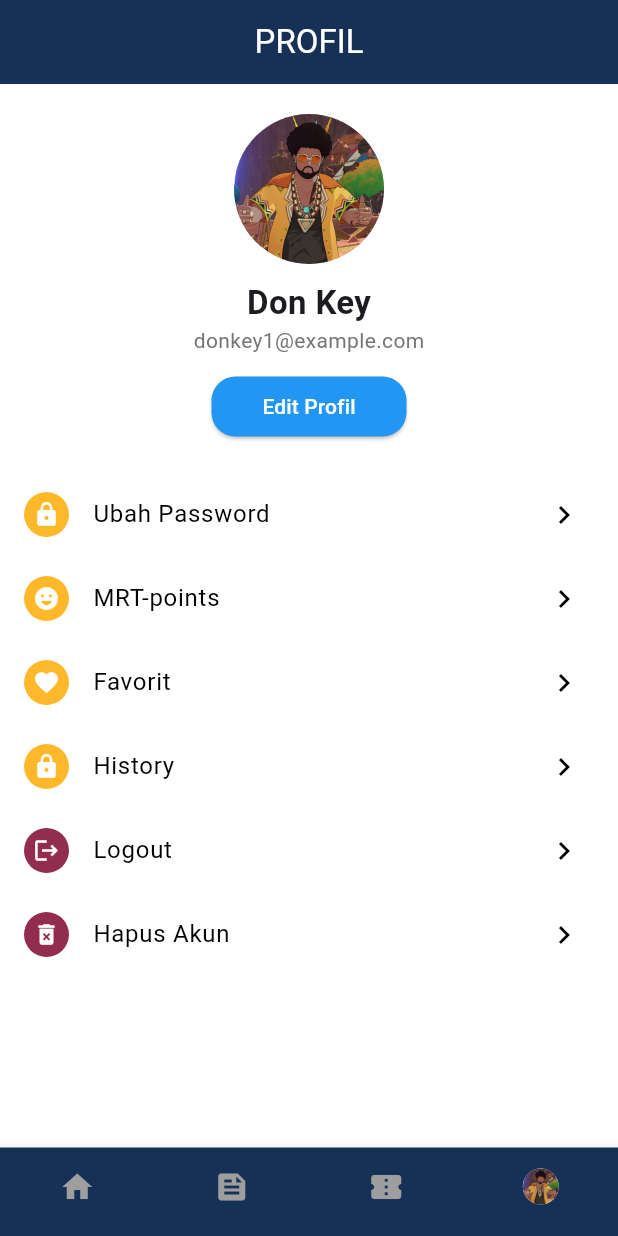
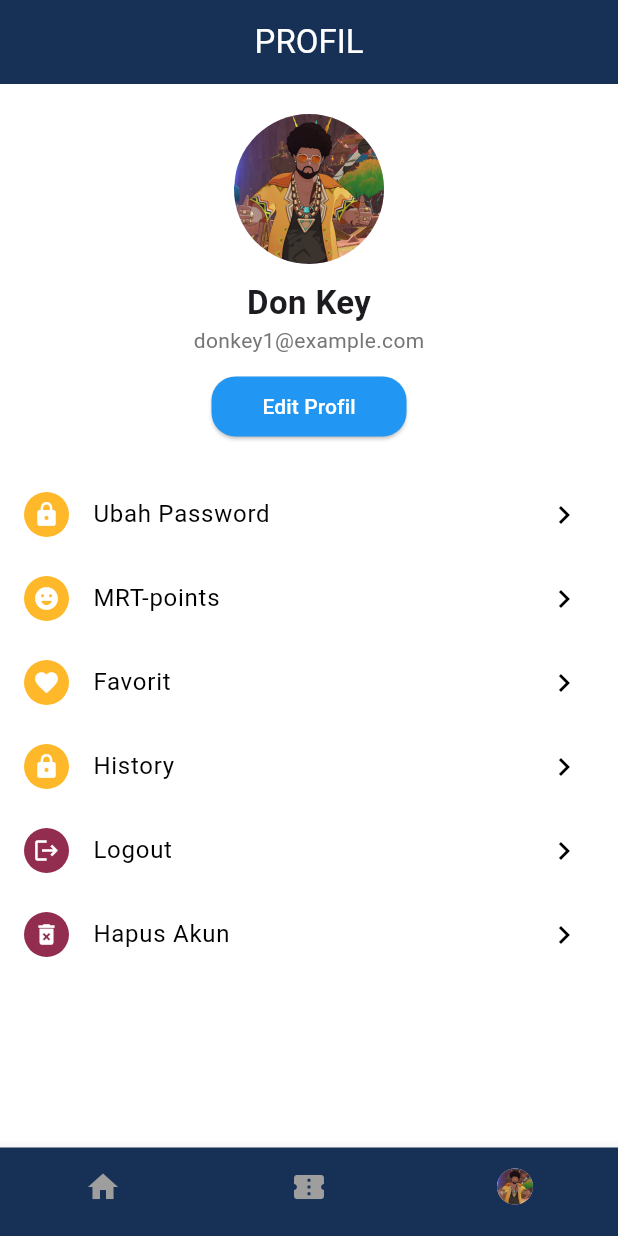
Before and after one commit to sproutnforest/MRT-COMPASS, a Flutter app: the ProfileScreen screen opened directly, on a phone screen of 412 x 824 dp. Run offline on Flutter 3.47's test engine with Material 3 defaults, Android fonts, the phone set to English and light mode, and no system bars; our stand-ins replace firebase_auth, firebase_core, timeline_tile; accounts and stored records are empty.

Commit message:
delet feed navbar on profile

```diff
--- a/mrt/lib/Screens/profile_screen.dart
+++ b/mrt/lib/Screens/profile_screen.dart
@@ -3,7 +3,6 @@ import 'package:mrt/Screens/home_screen.dart';
 import 'package:firebase_auth/firebase_auth.dart';
 import 'change_pass_screen.dart';
 import 'edit_profile_screen.dart';
-import 'feed_screen.dart';
 import 'login_screen.dart';
 import 'package:mrt/constant.dart';
 import 'ticket_screen_history.dart';
@@ -18,7 +17,8 @@ class ProfileScreen extends StatefulWidget {
 class _ProfileScreenState extends State<ProfileScreen> {
   String name = "Don Key";
   String email = "donkey1@example.com";
-  int _selectedIndex = 3;
+  int _selectedIndex = 2;  // Set initial selected index to 2 (Profile tab)
+
   void updateProfile(String newName, String newEmail) {
     setState(() {
       name = newName;
@@ -75,7 +75,6 @@ void _showDeleteAccountConfirmation(BuildContext context) {
     );
   }
 
-
   void _confirmDeleteAccount(BuildContext context) {
     showDialog(
       context: context,
@@ -103,7 +102,6 @@ Future<void> _deleteAccount(BuildContext context) async {
     try {
       User? user = FirebaseAuth.instance.currentUser;
       if (user != null) {
-
         await user.delete();
         Navigator.pushReplacement(
           context,
@@ -126,7 +124,6 @@ Future<void> _deleteAccount(BuildContext context) async {
       );
     }
   }
-
 
   @override
   Widget build(BuildContext context) {
@@ -234,19 +231,16 @@ Future<void> _deleteAccount(BuildContext context) async {
                   backgroundColor: tertiaryColor,
                   onTap: () => _showDeleteAccountConfirmation(context),
                 ),
-
               ],
             ),
           ),
         ],
       ),
       bottomNavigationBar: BottomNavigationBar(
-        currentIndex: _selectedIndex,
+        currentIndex: _selectedIndex,  // Current index is set to 2 (Profile tab)
         items: const [
           BottomNavigationBarItem(icon: Icon(Icons.home), label: ''),
-          BottomNavigationBarItem(icon: Icon(Icons.feed), label: ''),
-          BottomNavigationBarItem(
-              icon: Icon(Icons.confirmation_number), label: ''),
+          BottomNavigationBarItem(icon: Icon(Icons.confirmation_number), label: ''),
           BottomNavigationBarItem(
             icon: CircleAvatar(
               radius: 12,
@@ -268,20 +262,8 @@ Future<void> _deleteAccount(BuildContext context) async {
                 MaterialPageRoute(builder: (context) => const HomePage()),
               );
               break;
-            case 1:
-              Navigator.push(
-                context,
-                MaterialPageRoute(builder: (context) => const FeedScreen()),
-              );
-              break;
-            // case 2:
-            //   Navigator.push(
-            //     context,
-            //     MaterialPageRoute(builder: (context) => const TicketHistoryScreen()),
-            //   );
-            //   break;
-            case 3:
-              break;
+            case 2:
+              break;  // Profile page doesn't need navigation
           }
         },
         showSelectedLabels: false,
```
Lines whose indentation alone changed are shown as unchanged.
